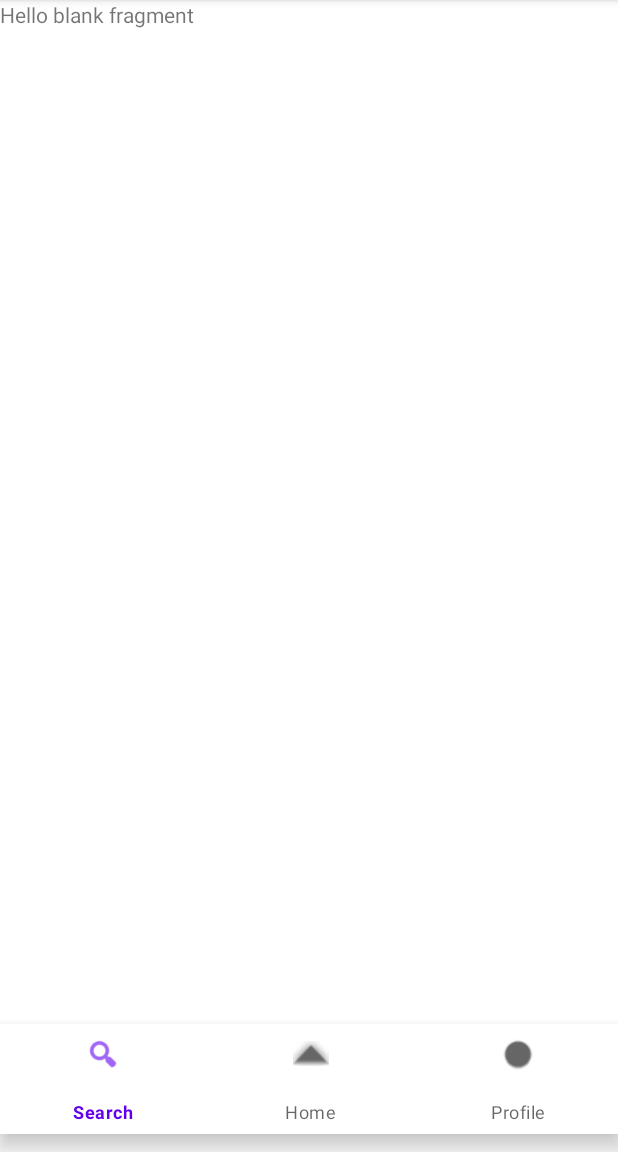
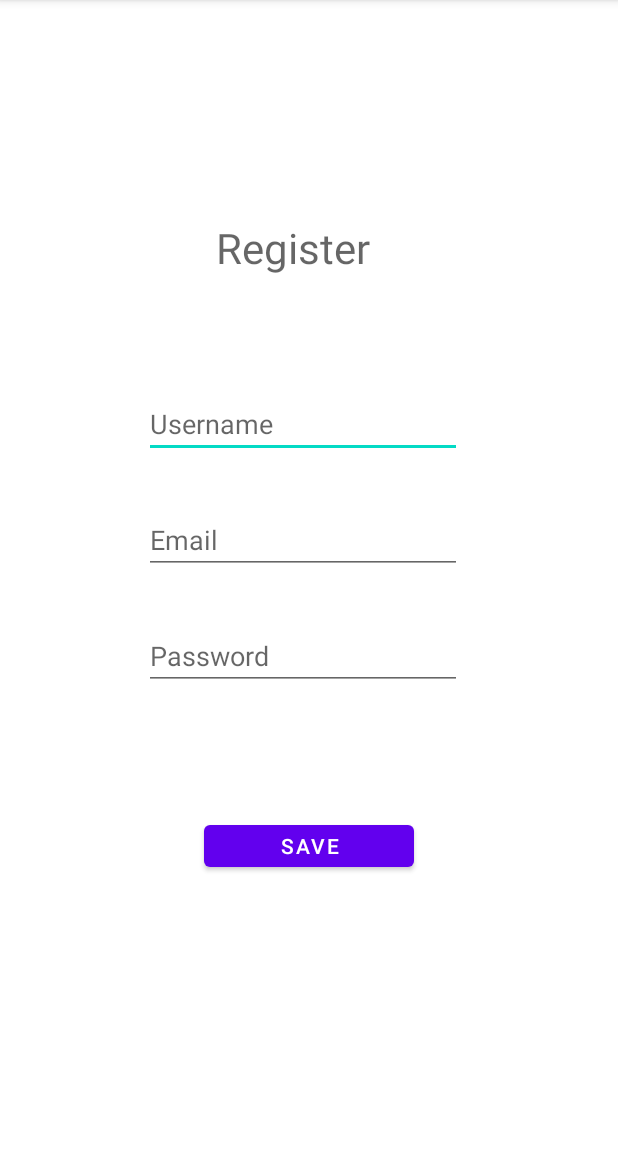
Before and after one commit to Szoftverrendszerek-tervezese/Android, an Android app: the screen it shows after launch (HomeActivity), on a phone screen of 412 x 824 dp, the part 84-1236 px from its top. Run offline under Robolectric (Android 15) with nearby library versions, the phone set to English and light mode, and no system bars; our stand-ins replace data binding.

```diff
--- a/app/build.gradle
+++ b/app/build.gradle
@@ -7,6 +7,10 @@ plugins {
 }
 
 android {
+    buildFeatures {
+        dataBinding true
+    }
+
     compileSdkVersion 30
     buildToolsVersion "30.0.2"
 
--- a/app/src/main/java/com/example/application/home/HomeActivity.kt
+++ b/app/src/main/java/com/example/application/home/HomeActivity.kt
@@ -7,6 +7,6 @@ import com.example.application.R
 class HomeActivity : AppCompatActivity() {
     override fun onCreate(savedInstanceState: Bundle?) {
         super.onCreate(savedInstanceState)
-        setContentView(R.layout.activity_home)
+        setContentView(R.layout.fragment_register)
     }
 }
--- /dev/null
+++ b/app/src/main/res/layout/fragment_register.xml
@@ -0,0 +1,93 @@
+<?xml version="1.0" encoding="utf-8"?>
+
+<layout xmlns:android="http://schemas.android.com/apk/res/android"
+    xmlns:app="http://schemas.android.com/apk/res-auto"
+    xmlns:tools="http://schemas.android.com/tools">
+
+
+    <androidx.constraintlayout.widget.ConstraintLayout
+        android:id="@+id/registerFragment"
+        android:layout_width="match_parent"
+        android:layout_height="match_parent"
+        tools:context=".authentication.register.RegisterFragment">
+
+        <TextView
+            android:id="@+id/textView"
+            android:layout_width="wrap_content"
+            android:layout_height="wrap_content"
+            android:layout_marginStart="144dp"
+            android:layout_marginLeft="144dp"
+            android:layout_marginTop="100dp"
+            android:hint="Register"
+            android:textSize="28sp"
+            app:layout_constraintStart_toStartOf="parent"
+            app:layout_constraintTop_toTopOf="@+id/horizontal" />
+
+        <EditText
+            android:id="@+id/userNameEditText"
+            android:layout_width="212dp"
+            android:layout_height="45dp"
+            android:layout_marginStart="96dp"
+            android:layout_marginLeft="96dp"
+            android:hint="Username"
+            android:layout_marginTop="76dp"
+            android:autofillHints="Username"
+            android:drawablePadding="10dp"
+            android:inputType="textPersonName"
+            app:layout_constraintStart_toStartOf="parent"
+            app:layout_constraintTop_toBottomOf="@+id/textView"
+            tools:ignore="LabelFor" />
+
+
+        <EditText
+            android:id="@+id/emailEditText"
+            android:layout_width="212dp"
+            android:layout_height="45dp"
+            android:layout_marginStart="96dp"
+            android:layout_marginLeft="96dp"
+            android:layout_marginTop="32dp"
+            android:autofillHints="Email"
+            android:drawablePadding="10dp"
+            android:inputType="textEmailAddress"
+            android:hint="Email"
+            app:layout_constraintStart_toStartOf="parent"
+            app:layout_constraintTop_toBottomOf="@+id/userNameEditText"
+            tools:ignore="LabelFor" />
+
+
+        <EditText
+            android:id="@+id/passwordEditText"
+            android:layout_width="212dp"
+            android:layout_height="45dp"
+            android:layout_marginStart="96dp"
+            android:layout_marginLeft="96dp"
+            android:layout_marginTop="32dp"
+            android:autofillHints="Password"
+            android:drawablePadding="10dp"
+            android:inputType="textPassword"
+            android:hint="Password"
+            app:layout_constraintStart_toStartOf="parent"
+            app:layout_constraintTop_toBottomOf="@+id/emailEditText"
+            tools:ignore="LabelFor" />
+
+        <Button
+            android:id="@+id/saveButton"
+            android:layout_width="140dp"
+            android:layout_height="40dp"
+            android:layout_marginStart="136dp"
+            android:layout_marginLeft="136dp"
+            android:layout_marginTop="84dp"
+            android:text="Save"
+            app:layout_constraintStart_toStartOf="parent"
+            app:layout_constraintTop_toBottomOf="@+id/passwordEditText" />
+
+        <androidx.constraintlayout.widget.Guideline
+            android:id="@+id/horizontal"
+            android:layout_width="wrap_content"
+            android:layout_height="wrap_content"
+            android:orientation="horizontal"
+            app:layout_constraintGuide_percent="0.06" />
+
+    </androidx.constraintlayout.widget.ConstraintLayout>
+
+</layout>
```
Also changed, not shown: app/src/main/java/com/example/application/authentication/register/RegisterFragment.kt (added, +101 -0 lines).
